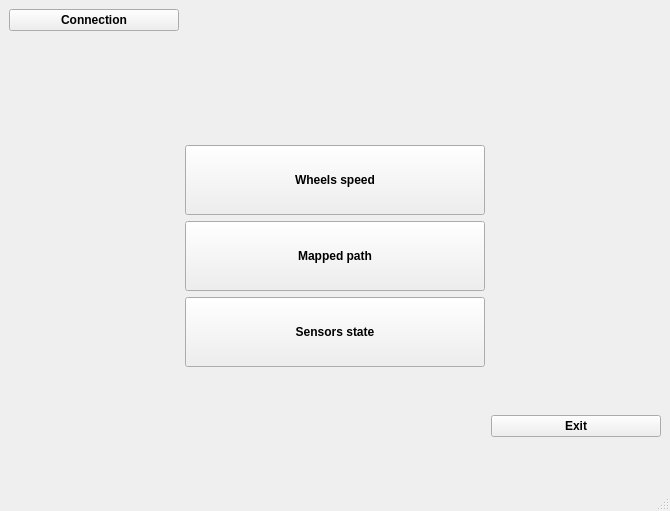
Maklowic/Visualizing-Sensor-Data, file mainwindow.ui: the form before one commit.
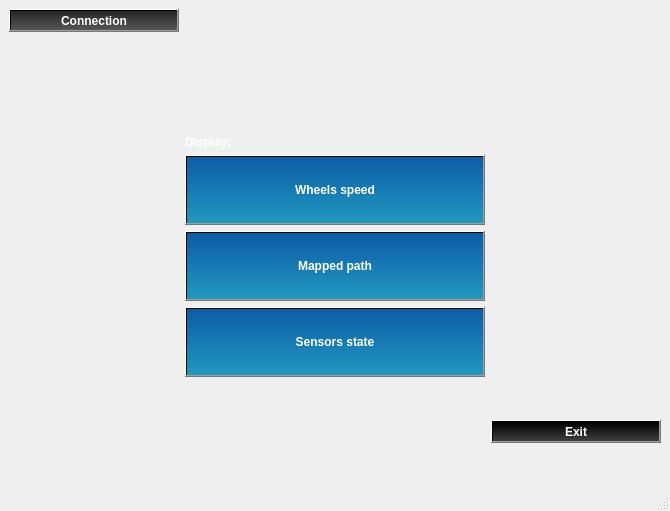
The form after the commit.

Patch:
```diff
--- a/mainwindow.ui
+++ b/mainwindow.ui
@@ -28,7 +28,20 @@
   </property>
   <widget class="QWidget" name="centralwidget">
    <layout class="QGridLayout" name="gridLayout">
-    <item row="9" column="2">
+    <item row="0" column="1">
+     <spacer name="horizontalSpacer">
+      <property name="orientation">
+       <enum>Qt::Horizontal</enum>
+      </property>
+      <property name="sizeHint" stdset="0">
+       <size>
+        <width>40</width>
+        <height>20</height>
+       </size>
+      </property>
+     </spacer>
+    </item>
+    <item row="10" column="2">
      <spacer name="horizontalSpacer_3">
       <property name="orientation">
        <enum>Qt::Horizontal</enum>
@@ -41,7 +54,57 @@
       </property>
      </spacer>
     </item>
-    <item row="11" column="1">
+    <item row="10" column="0">
+     <spacer name="horizontalSpacer_2">
+      <property name="orientation">
+       <enum>Qt::Horizontal</enum>
+      </property>
+      <property name="sizeHint" stdset="0">
+       <size>
+        <width>40</width>
+        <height>20</height>
+       </size>
+      </property>
+     </spacer>
+    </item>
+    <item row="0" column="0">
+     <widget class="QPushButton" name="pushButton_OpenC">
+      <property name="font">
+       <font>
+        <weight>75</weight>
+        <bold>true</bold>
+        <kerning>true</kerning>
+       </font>
+      </property>
+      <property name="styleSheet">
+       <string notr="true">background-color: qlineargradient(x1: 0, y1: 0, x2: 0, y2: 1, stop: 0 #262626, stop: 1 #565656);
+color: white
+</string>
+      </property>
+      <property name="text">
+       <string>Connection</string>
+      </property>
+     </widget>
+    </item>
+    <item row="15" column="2">
+     <widget class="QPushButton" name="pushButton_Exit">
+      <property name="font">
+       <font>
+        <weight>75</weight>
+        <bold>true</bold>
+        <kerning>true</kerning>
+       </font>
+      </property>
+      <property name="styleSheet">
+       <string notr="true">background-color: qlineargradient(x1: 0, y1: 0, x2: 0, y2: 1, stop: 0 #000000, stop: 1 #3f3f3f);
+color: white</string>
+      </property>
+      <property name="text">
+       <string>Exit</string>
+      </property>
+     </widget>
+    </item>
+    <item row="12" column="1">
      <widget class="QPushButton" name="pushButton_OpenSS">
       <property name="enabled">
        <bool>true</bool>
@@ -52,51 +115,48 @@
         <height>70</height>
        </size>
       </property>
+      <property name="font">
+       <font>
+        <weight>75</weight>
+        <bold>true</bold>
+        <kerning>true</kerning>
+       </font>
+      </property>
+      <property name="styleSheet">
+       <string notr="true">background-color: qlineargradient(x1: 0, y1: 0, x2: 0, y2: 1, stop: 0 #0d5ca6, stop: 1 #2198c0);
+color: white;</string>
+      </property>
       <property name="text">
        <string>Sensors state</string>
       </property>
      </widget>
     </item>
-    <item row="0" column="1">
-     <spacer name="horizontalSpacer">
-      <property name="orientation">
-       <enum>Qt::Horizontal</enum>
-      </property>
-      <property name="sizeHint" stdset="0">
+    <item row="9" column="1" rowspan="2">
+     <widget class="QPushButton" name="pushButton_OpenWS">
+      <property name="minimumSize">
        <size>
-        <width>40</width>
-        <height>20</height>
+        <width>300</width>
+        <height>70</height>
        </size>
       </property>
-     </spacer>
-    </item>
-    <item row="9" column="0">
-     <spacer name="horizontalSpacer_2">
-      <property name="orientation">
-       <enum>Qt::Horizontal</enum>
+      <property name="font">
+       <font>
+        <weight>75</weight>
+        <bold>true</bold>
+        <underline>false</underline>
+        <kerning>true</kerning>
+       </font>
       </property>
-      <property name="sizeHint" stdset="0">
-       <size>
-        <width>40</width>
-        <height>20</height>
-       </size>
+      <property name="styleSheet">
+       <string notr="true">background-color: qlineargradient(x1: 0, y1: 0, x2: 0, y2: 1, stop: 0 #0d5ca6, stop: 1 #2198c0);
+color: white </string>
       </property>
-     </spacer>
-    </item>
-    <item row="7" column="0">
-     <spacer name="verticalSpacer">
-      <property name="orientation">
-       <enum>Qt::Vertical</enum>
+      <property name="text">
+       <string>Wheels speed</string>
       </property>
-      <property name="sizeHint" stdset="0">
-       <size>
-        <width>20</width>
-        <height>40</height>
-       </size>
-      </property>
-     </spacer>
+     </widget>
     </item>
-    <item row="14" column="1">
+    <item row="15" column="1">
      <spacer name="verticalSpacer_2">
       <property name="orientation">
        <enum>Qt::Vertical</enum>
@@ -109,7 +169,7 @@
       </property>
      </spacer>
     </item>
-    <item row="10" column="1">
+    <item row="11" column="1">
      <widget class="QPushButton" name="pushButton_OpenMP">
       <property name="minimumSize">
        <size>
@@ -117,35 +177,49 @@
         <height>70</height>
        </size>
       </property>
+      <property name="font">
+       <font>
+        <weight>75</weight>
+        <bold>true</bold>
+        <kerning>true</kerning>
+       </font>
+      </property>
+      <property name="styleSheet">
+       <string notr="true">background-color: qlineargradient(x1: 0, y1: 0, x2: 0, y2: 1, stop: 0 #0d5ca6, stop: 1 #2198c0);
+color: white</string>
+      </property>
       <property name="text">
        <string>Mapped path</string>
       </property>
      </widget>
     </item>
-    <item row="8" column="1" rowspan="2">
-     <widget class="QPushButton" name="pushButton_OpenWS">
-      <property name="minimumSize">
+    <item row="7" column="0">
+     <spacer name="verticalSpacer">
+      <property name="orientation">
+       <enum>Qt::Vertical</enum>
+      </property>
+      <property name="sizeHint" stdset="0">
        <size>
-        <width>300</width>
-        <height>70</height>
+        <width>20</width>
+        <height>40</height>
        </size>
       </property>
-      <property name="text">
-       <string>Wheels speed</string>
-      </property>
-     </widget>
+     </spacer>
     </item>
-    <item row="0" column="0">
-     <widget class="QPushButton" name="pushButton_OpenC">
-      <property name="text">
-       <string>Connection</string>
+    <item row="8" column="1">
+     <widget class="QLabel" name="label">
+      <property name="font">
+       <font>
+        <weight>75</weight>
+        <bold>true</bold>
+        <kerning>true</kerning>
+       </font>
       </property>
-     </widget>
-    </item>
-    <item row="14" column="2">
-     <widget class="QPushButton" name="pushButton_Exit">
+      <property name="styleSheet">
+       <string notr="true">color: white;</string>
+      </property>
       <property name="text">
-       <string>Exit</string>
+       <string>Display:</string>
       </property>
      </widget>
     </item>
```
Left out of the diff: 4 changed lines with no effect on the pictures.
